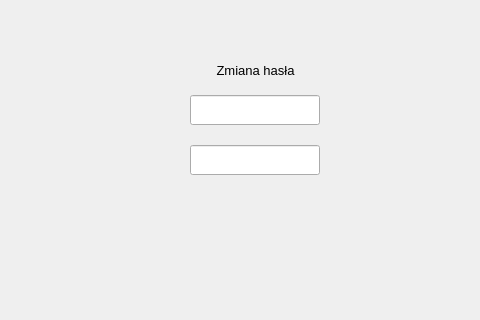
Old version of the form widget.ui in the repository damman96/OnlineBankingSimulator; both pictures show x 0 to 480 and y 125 to 445 of the 1400 by 700 pixel window.
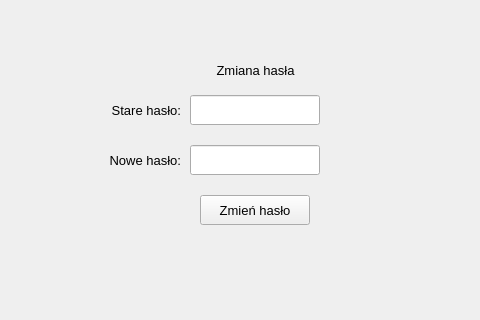
New version of the form. The open tabs and pages were chosen to show the change.

Patch:
```diff
--- a/widget.ui
+++ b/widget.ui
@@ -344,6 +344,67 @@
       <string>Powrót</string>
      </property>
     </widget>
+    <widget class="QPushButton" name="passwordChangeButton">
+     <property name="geometry">
+      <rect>
+       <x>200</x>
+       <y>320</y>
+       <width>110</width>
+       <height>30</height>
+      </rect>
+     </property>
+     <property name="text">
+      <string>Zmień hasło</string>
+     </property>
+    </widget>
+    <widget class="QLabel" name="oldPasswordLabel">
+     <property name="geometry">
+      <rect>
+       <x>50</x>
+       <y>220</y>
+       <width>131</width>
+       <height>30</height>
+      </rect>
+     </property>
+     <property name="text">
+      <string>Stare hasło:</string>
+     </property>
+     <property name="alignment">
+      <set>Qt::AlignRight|Qt::AlignTrailing|Qt::AlignVCenter</set>
+     </property>
+    </widget>
+    <widget class="QLabel" name="passwordChangeLabel_3">
+     <property name="geometry">
+      <rect>
+       <x>50</x>
+       <y>270</y>
+       <width>131</width>
+       <height>30</height>
+      </rect>
+     </property>
+     <property name="text">
+      <string>Nowe hasło:</string>
+     </property>
+     <property name="alignment">
+      <set>Qt::AlignRight|Qt::AlignTrailing|Qt::AlignVCenter</set>
+     </property>
+    </widget>
+    <widget class="QLabel" name="passwordStatusLabel">
+     <property name="geometry">
+      <rect>
+       <x>100</x>
+       <y>370</y>
+       <width>300</width>
+       <height>30</height>
+      </rect>
+     </property>
+     <property name="text">
+      <string/>
+     </property>
+     <property name="alignment">
+      <set>Qt::AlignCenter</set>
+     </property>
+    </widget>
    </widget>
    <widget class="QWidget" name="transferPage">
     <widget class="QLabel" name="recipientNameLabel">
```
Left out of the diff: 18 changed lines with no effect on the pictures.
